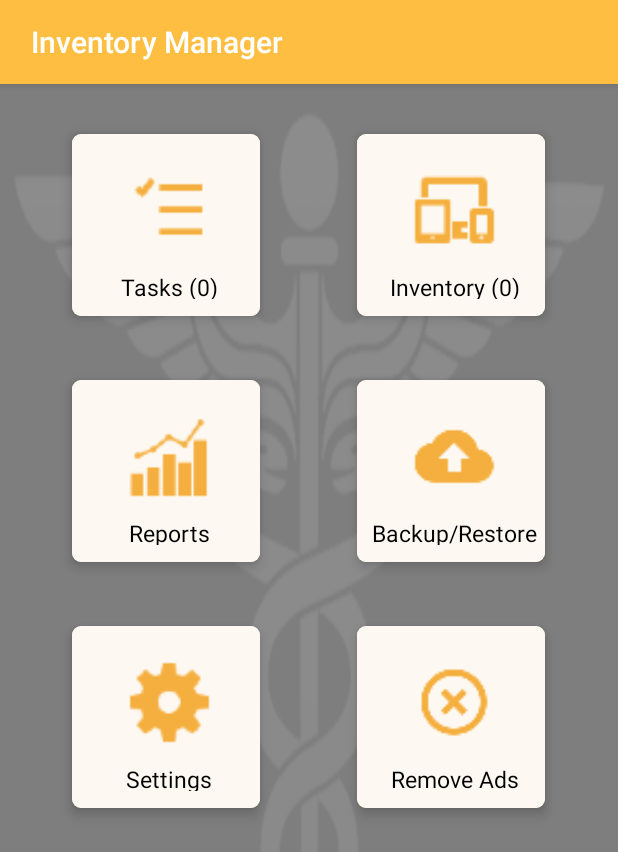
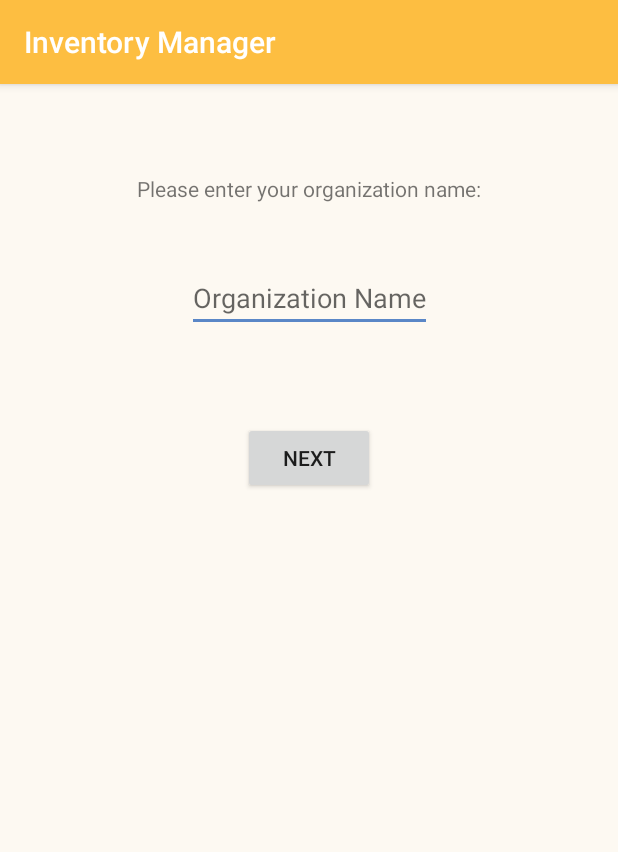
Before and after one commit to prashantnavare/Hospital-Inventory-Manager, an Android app: the screen it shows after launch (MainActivity before the commit, OrgNameActivity after it), on a phone screen of 412 x 824 dp. Shown: the top 852 px of the screen. Run offline under Robolectric (Android 15) with nearby library versions, the phone set to English and light mode, and no system bars; our stand-ins replace AdMob.

Commit message:
beautification effort 5

```diff
--- a/app/build.gradle
+++ b/app/build.gradle
@@ -33,5 +33,5 @@ dependencies {
     compile 'com.google.android.gms:play-services-ads:10.2.6'
     compile 'com.android.support:cardview-v7:26.0.0'
     compile 'com.android.support:design:26.0.0'
-    compile 'com.android.support.constraint:constraint-layout:+'
+    compile 'com.android.support.constraint:constraint-layout:1.0.2'
 }
--- a/app/src/main/AndroidManifest.xml
+++ b/app/src/main/AndroidManifest.xml
@@ -1,10 +1,8 @@
 <?xml version="1.0" encoding="utf-8"?>
-<manifest
-    xmlns:android="http://schemas.android.com/apk/res/android"
+<manifest xmlns:android="http://schemas.android.com/apk/res/android"
     package="com.navare.prashant.hospitalinventory"
     android:versionCode="2"
-    android:versionName="1.0"
-    >
+    android:versionName="1.0">
 
     <uses-sdk
         android:minSdkVersion="18"
@@ -22,8 +20,8 @@
     <uses-permission android:name="android.permission.SEND_SMS" />
     <uses-permission android:name="android.permission.READ_PHONE_STATE" />
     <uses-permission android:name="android.permission.READ_EXTERNAL_STORAGE" />
-    <uses-permission android:name="android.permission.INTERNET"/>
-    <uses-permission android:name="android.permission.ACCESS_NETWORK_STATE"/>
+    <uses-permission android:name="android.permission.INTERNET" />
+    <uses-permission android:name="android.permission.ACCESS_NETWORK_STATE" />
     <uses-permission android:name="com.android.vending.BILLING" />
 
     <application
@@ -40,8 +38,7 @@
         <activity
             android:name=".MainActivity"
             android:label="@string/app_name"
-            android:screenOrientation="portrait"
-            >
+            android:screenOrientation="portrait">
             <intent-filter>
                 <action android:name="android.intent.action.MAIN" />
 
@@ -94,7 +91,6 @@
                 android:name="android.support.PARENT_ACTIVITY"
                 android:value="com.navare.prashant.hospitalinventory.TaskListActivity" />
         </activity>
-
         <activity
             android:name=".ReportListActivity"
             android:label="Reports"
@@ -113,7 +109,6 @@
                 android:name="android.app.searchable"
                 android:resource="@xml/searchable" />
         </activity>
-
         <activity
             android:name=".ReportDetailActivity"
             android:label="Reports"
@@ -123,7 +118,6 @@
                 android:name="android.support.PARENT_ACTIVITY"
                 android:value="com.navare.prashant.hospitalinventory.ReportListActivity" />
         </activity>
-
         <activity
             android:name=".SettingsActivity"
             android:label="@string/title_activity_settings"
@@ -137,7 +131,7 @@
             android:name=".Database.HospitalInventoryContentProvider"
             android:authorities="com.navare.prashant.HospitalInventory.provider"
             android:enabled="true"
-            android:exported="true"/>
+            android:exported="true" />
 
         <service
             android:name=".util.ComputeNewTasksJobService"
@@ -163,7 +157,6 @@
                 android:name="android.support.PARENT_ACTIVITY"
                 android:value="com.navare.prashant.hospitalinventory.MainActivity" />
         </activity>
-
         <activity
             android:name=".RemoveAdsActivity"
             android:label="@string/title_activity_remove_ads"
@@ -172,6 +165,7 @@
                 android:name="android.support.PARENT_ACTIVITY"
                 android:value="com.navare.prashant.hospitalinventory.MainActivity" />
         </activity>
+        <activity android:name=".OrgNameActivity"></activity>
     </application>
 
 </manifest>
--- a/app/src/main/java/com/navare/prashant/hospitalinventory/MainActivity.java
+++ b/app/src/main/java/com/navare/prashant/hospitalinventory/MainActivity.java
@@ -57,7 +57,7 @@ public class MainActivity extends AppCompatActivity {
     protected void onCreate(Bundle savedInstanceState) {
 
         // TODO: Remove this after testing
-        // HospitalInventoryApp.setPurchaseValue(HospitalInventoryApp.APP_PURCHASED);
+        HospitalInventoryApp.setPurchaseValue(HospitalInventoryApp.APP_PURCHASED);
 
         super.onCreate(savedInstanceState);
 
@@ -75,6 +75,10 @@ public class MainActivity extends AppCompatActivity {
         setContentView(R.layout.activity_main);
 
         new SimpleEula(this).show();
+
+        if (HospitalInventoryApp.getOrgName().isEmpty()) {
+            startActivity(new Intent(this, OrgNameActivity.class));
+        }
 
         setTitle(HospitalInventoryApp.getOrgName() + " Inventory Manager");
 
@@ -239,6 +243,9 @@ public class MainActivity extends AppCompatActivity {
     @Override
     protected void onResume() {
         super.onResume();
+
+        setTitle(HospitalInventoryApp.getOrgName() + " Inventory Manager");
+
         initGridAdapater();
         if (mAdView != null) {
             mAdView.resume();
--- /dev/null
+++ b/app/src/main/java/com/navare/prashant/hospitalinventory/OrgNameActivity.java
@@ -0,0 +1,13 @@
+package com.navare.prashant.hospitalinventory;
+
+import android.support.v7.app.AppCompatActivity;
+import android.os.Bundle;
+
+public class OrgNameActivity extends AppCompatActivity {
+
+    @Override
+    protected void onCreate(Bundle savedInstanceState) {
+        super.onCreate(savedInstanceState);
+        setContentView(R.layout.activity_org_name);
+    }
+}
--- a/app/src/main/java/com/navare/prashant/hospitalinventory/util/ReportDetailCursorAdapter.java
+++ b/app/src/main/java/com/navare/prashant/hospitalinventory/util/ReportDetailCursorAdapter.java
@@ -35,16 +35,6 @@ public class ReportDetailCursorAdapter extends SimpleCursorAdapter {
             textAssignedTo.setText("Unassigned");
         }
 
-        // If the priority is Urgent, mark it red
-        TextView textPriority = (TextView) view.findViewById(R.id.textPriority);
-        String priority = cursor.getString(cursor.getColumnIndex(Task.COMPLETED_COL_FTS_TASK_PRIORITY));
-        if (priority.equalsIgnoreCase("Urgent")) {
-            textPriority.setTextColor(Color.RED);
-        }
-        else {
-            textPriority.setTextColor(Color.BLUE);
-        }
-
         String comments = cursor.getString(cursor.getColumnIndex(Task.COMPLETED_COL_FTS_COMPLETION_COMMENTS));
         if (comments == null || comments.isEmpty()) {
             TextView textComments = (TextView) view.findViewById(R.id.textComments);
--- /dev/null
+++ b/app/src/main/res/layout/activity_org_name.xml
@@ -0,0 +1,46 @@
+<?xml version="1.0" encoding="utf-8"?>
+<android.support.constraint.ConstraintLayout xmlns:android="http://schemas.android.com/apk/res/android"
+    xmlns:app="http://schemas.android.com/apk/res-auto"
+    xmlns:tools="http://schemas.android.com/tools"
+    android:layout_width="match_parent"
+    android:layout_height="match_parent"
+    tools:context="com.navare.prashant.hospitalinventory.OrgNameActivity"
+    android:background="@color/windowBackground"
+    >
+
+    <TextView
+        android:id="@+id/textView"
+        android:layout_width="wrap_content"
+        android:layout_height="wrap_content"
+        android:text="Please enter your organization name:"
+        tools:layout_editor_="161dp"
+        tools:text="Please enter your organization name:"
+        app:layout_constraintRight_toRightOf="parent"
+        app:layout_constraintLeft_toLeftOf="parent"
+        app:layout_constraintTop_toTopOf="parent"
+        android:layout_marginTop="60dp"
+        />
+
+    <EditText
+        android:id="@+id/orgNameET"
+        android:layout_width="wrap_content"
+        android:layout_height="wrap_content"
+        android:inputType="textMultiLine|textCapWords"
+        android:hint="Organization Name"
+        app:layout_constraintRight_toRightOf="parent"
+        app:layout_constraintLeft_toLeftOf="parent"
+        app:layout_constraintTop_toTopOf="parent"
+        android:layout_marginTop="120dp"
+        />
+
+    <Button
+        android:id="@+id/nextButton"
+        android:layout_width="wrap_content"
+        android:layout_height="wrap_content"
+        android:text="Next"
+        app:layout_constraintRight_toRightOf="parent"
+        app:layout_constraintLeft_toLeftOf="parent"
+        android:layout_marginTop="60dp"
+        app:layout_constraintTop_toBottomOf="@+id/orgNameET" />
+
+</android.support.constraint.ConstraintLayout>
```
Also changed, not shown: 1 other file.
